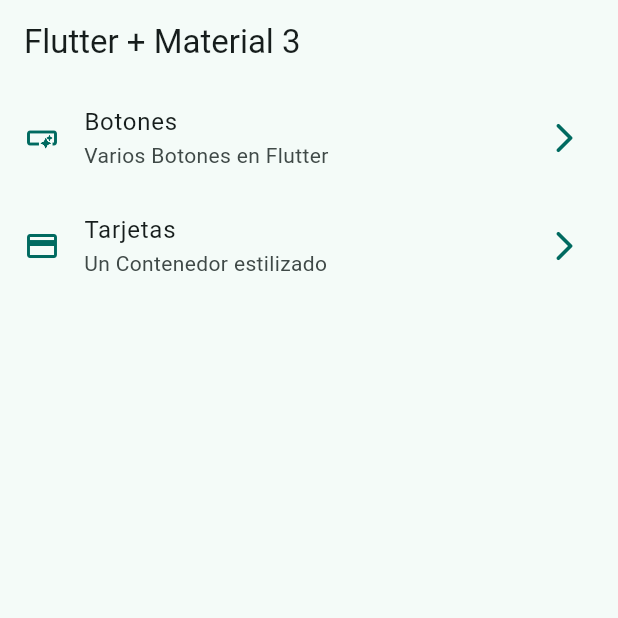
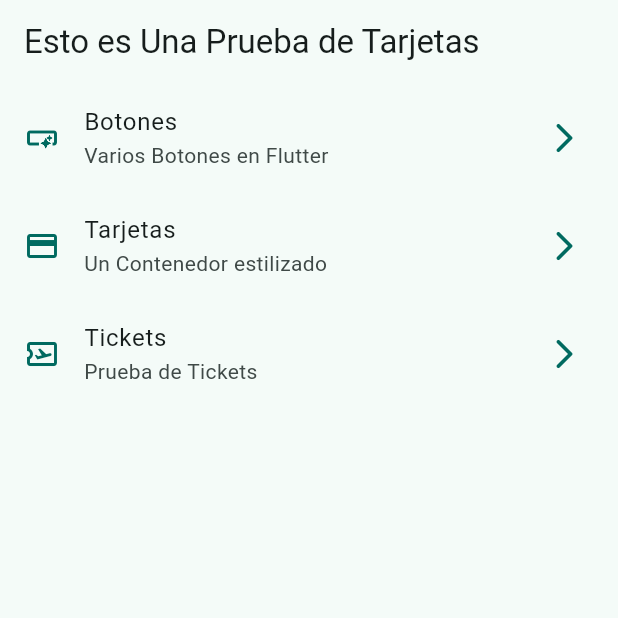
Before and after one commit to c90Beretta/widgets_sexmode, a Flutter app: the screen it shows after launch, on a phone screen of 412 x 824 dp, the top half of it. Run offline on Flutter 3.47's test engine with Material 3 defaults, Android fonts, the light colour scheme and no system bars; our stand-ins replace go_router.

Commit message:
Tickets Screens creado

```diff
--- a/lib/config/items_menu/menu_items.dart
+++ b/lib/config/items_menu/menu_items.dart
@@ -31,4 +31,9 @@
   icon: Icons.credit_card,
   ),
 
+  MenuItem(title:"Tickets",
+  subtittle: "Prueba de Tickets",
+  link: "/tickets",
+  icon: Icons.airplane_ticket_outlined),
+
 ];
--- a/lib/config/router/app_router.dart
+++ b/lib/config/router/app_router.dart
@@ -1,7 +1,8 @@
 import 'package:go_router/go_router.dart';
-import 'package:widgets_sexmode/presentation/Screns/cards/cards_screens.dart';
-import 'package:widgets_sexmode/presentation/Screns/home/buttons/buttons_screen.dart';
-import 'package:widgets_sexmode/presentation/Screns/home/home_screen.dart';
+import 'package:widgets_sexmode/presentation/Screens/cards/cards_screens.dart';
+import 'package:widgets_sexmode/presentation/Screens/buttons/buttons_screen.dart';
+import 'package:widgets_sexmode/presentation/Screens/home/home_screen.dart';
+import 'package:widgets_sexmode/presentation/Screens/tickets/tickets_screen.dart';
 
 // GoRouter configuration
 final appRouter = GoRouter(
@@ -24,5 +25,10 @@
       path: '/cards',
       builder: (context, state) => const CardScreen(),
     ),
+     GoRoute(
+      name: TicketsScreens.name,
+      path: '/tickets',
+      builder: (context, state) => const TicketsScreens(),
+    ),
   ],
 );
--- a/lib/presentation/Screns/home/home_screen.dart
+++ b/lib/presentation/Screens/home/home_screen.dart
@@ -13,7 +13,7 @@
 
     return Scaffold(
       appBar: AppBar(
-        title: const Text("Flutter + Material 3"),
+        title: const Text("Esto es Una Prueba de Tarjetas"),
       ),
       body: const _Homeview(),
     );
@@ -55,13 +55,8 @@
       title: Text(menuitem.title),
       subtitle: Text(menuitem.subtittle),
       onTap: () {
-
         //Navegador HomeScreen
         context.push(menuitem.link);
-
-
-
-
         // Navigator.of(context).push(MaterialPageRoute(
           // builder:(context) => const ButtonsScreen() ));
       },
--- /dev/null
+++ b/lib/presentation/Screens/screens.dart
@@ -0,0 +1,3 @@
+export 'package:widgets_sexmode/presentation/Screens/cards/cards_screens.dart';
+export 'package:widgets_sexmode/presentation/Screens/buttons/buttons_screen.dart';
+export 'package:widgets_sexmode/presentation/Screens/home/home_screen.dart';
--- a/lib/presentation/Screns/screens.dart
+++ /dev/null
@@ -1,3 +0,0 @@
-export 'package:widgets_sexmode/presentation/Screns/cards/cards_screens.dart';
-export 'package:widgets_sexmode/presentation/Screns/home/buttons/buttons_screen.dart';
-export 'package:widgets_sexmode/presentation/Screns/home/home_screen.dart';
```
Also changed, not shown: lib/presentation/Screens/tickets/tickets_screen.dart (added, +18 -0 lines), lib/presentation/Screens/buttons/buttons_screen.dart (renamed from lib/presentation/Screns/home/buttons/buttons_screen.dart), lib/presentation/Screens/cards/cards_screens.dart (renamed from lib/presentation/Screns/cards/cards_screens.dart).
